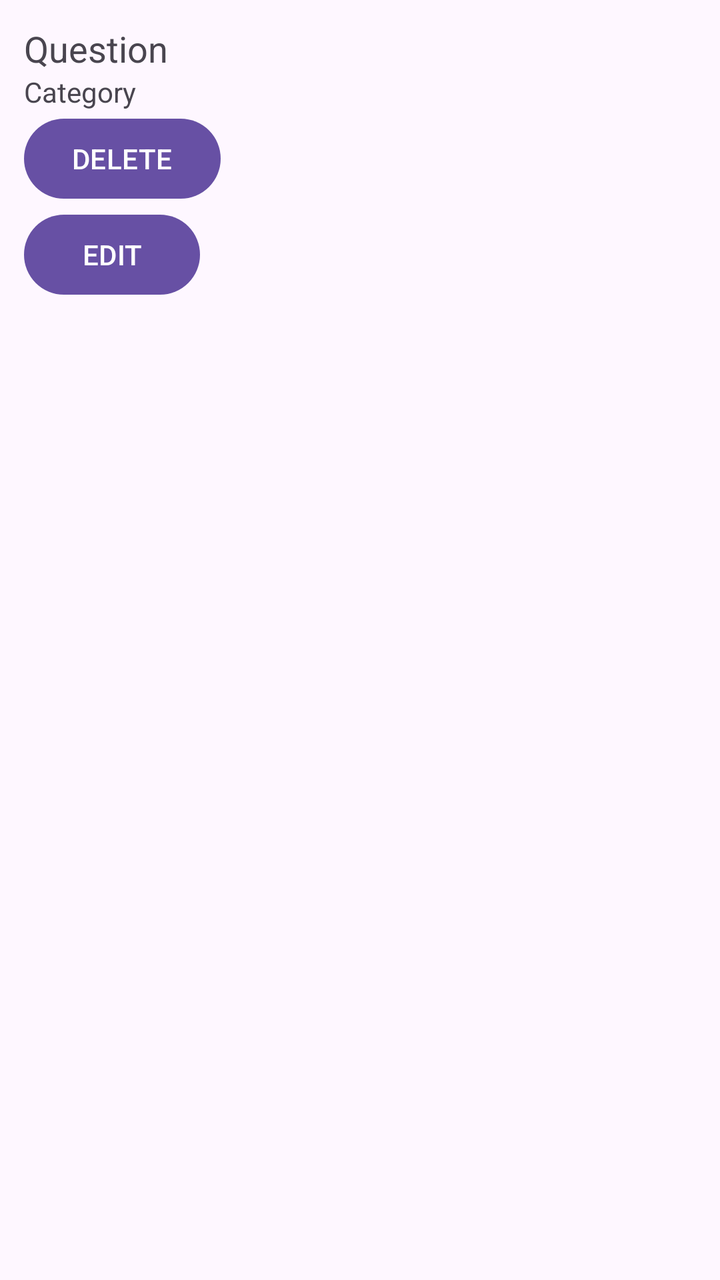
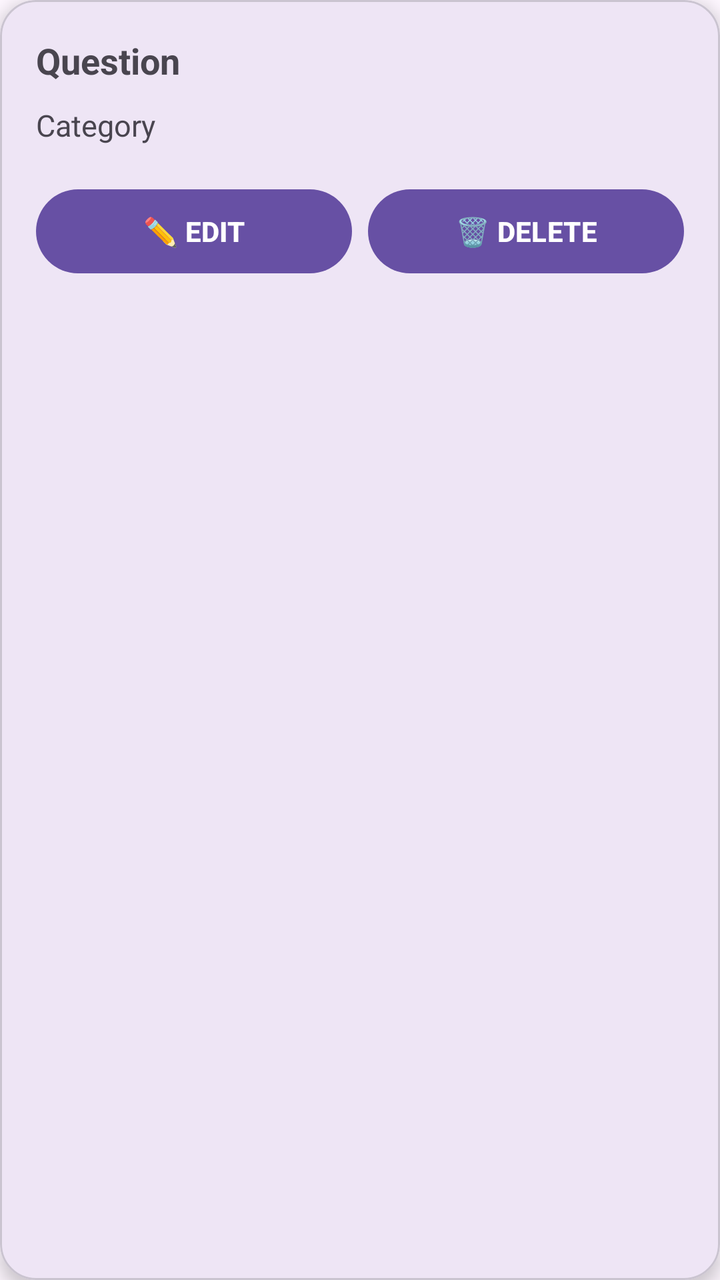

The first picture is an Android layout as it rendered before a commit; the second is the same layout after the commit. The layout source and the unified diff follow.
<!-- AndroidManifest.xml: application theme Theme.OstaniBeden -->
<!-- res/layout/item_question.xml -->
<?xml version="1.0" encoding="utf-8"?>
<LinearLayout xmlns:android="http://schemas.android.com/apk/res/android"
    android:layout_width="match_parent"
    android:layout_height="wrap_content"
    android:orientation="vertical"
    android:padding="12dp">

    <TextView
        android:id="@+id/tvQuestion"
        android:layout_width="match_parent"
        android:layout_height="wrap_content"
        android:text="Question"
        android:textSize="18sp" />

    <TextView
        android:id="@+id/tvCategory"
        android:layout_width="match_parent"
        android:layout_height="wrap_content"
        android:text="Category" />

    <Button
        android:id="@+id/btnDelete"
        android:layout_width="wrap_content"
        android:layout_height="wrap_content"
        android:text="DELETE" />

    <Button
        android:id="@+id/btnEdit"
        android:layout_width="wrap_content"
        android:layout_height="wrap_content"
        android:text="EDIT" />
</LinearLayout>
<!-- resources referenced by this layout -->
<resources>
  <style name="Theme.OstaniBeden" parent="Base.Theme.OstaniBeden" />
  <style name="Base.Theme.OstaniBeden" parent="Theme.Material3.DayNight.NoActionBar">
          
          
      </style>
</resources>

<!-- the commit's change to res/layout/item_question.xml (unified diff, before → after) -->
@@ -1,32 +1,62 @@
 <?xml version="1.0" encoding="utf-8"?>
-<LinearLayout xmlns:android="http://schemas.android.com/apk/res/android"
+<com.google.android.material.card.MaterialCardView
+    xmlns:android="http://schemas.android.com/apk/res/android"
+    xmlns:app="http://schemas.android.com/apk/res-auto"
     android:layout_width="match_parent"
     android:layout_height="wrap_content"
-    android:orientation="vertical"
-    android:padding="12dp">
+    android:layout_marginHorizontal="12dp"
+    android:layout_marginTop="10dp"
+    android:layout_marginBottom="4dp"
+    app:cardCornerRadius="18dp"
+    app:cardElevation="5dp">
 
-    <TextView
-        android:id="@+id/tvQuestion"
+    <LinearLayout
         android:layout_width="match_parent"
         android:layout_height="wrap_content"
-        android:text="Question"
-        android:textSize="18sp" />
+        android:orientation="vertical"
+        android:padding="18dp">
 
-    <TextView
-        android:id="@+id/tvCategory"
-        android:layout_width="match_parent"
-        android:layout_height="wrap_content"
-        android:text="Category" />
+        <TextView
+            android:id="@+id/tvQuestion"
+            android:layout_width="match_parent"
+            android:layout_height="wrap_content"
+            android:text="Question"
+            android:textSize="18sp"
+            android:textStyle="bold"
+            android:layout_marginBottom="10dp"/>
 
-    <Button
-        android:id="@+id/btnDelete"
-        android:layout_width="wrap_content"
-        android:layout_height="wrap_content"
-        android:text="DELETE" />
+        <TextView
+            android:id="@+id/tvCategory"
+            android:layout_width="wrap_content"
+            android:layout_height="wrap_content"
+            android:text="Category"
+            android:textSize="15sp"
+            android:layout_marginBottom="18dp"/>
 
-    <Button
-        android:id="@+id/btnEdit"
-        android:layout_width="wrap_content"
-        android:layout_height="wrap_content"
-        android:text="EDIT" />
-</LinearLayout>
+        <LinearLayout
+            android:layout_width="match_parent"
+            android:layout_height="wrap_content"
+            android:orientation="horizontal">
+
+            <Button
+                android:id="@+id/btnEdit"
+                android:layout_width="0dp"
+                android:layout_height="50dp"
+                android:layout_weight="1"
+                android:text="✏️ EDIT"
+                android:textStyle="bold"
+                android:layout_marginEnd="8dp"/>
+
+            <Button
+                android:id="@+id/btnDelete"
+                android:layout_width="0dp"
+                android:layout_height="50dp"
+                android:layout_weight="1"
+                android:text="🗑 DELETE"
+                android:textStyle="bold"/>
+
+        </LinearLayout>
+
+    </LinearLayout>
+
+</com.google.android.material.card.MaterialCardView>
